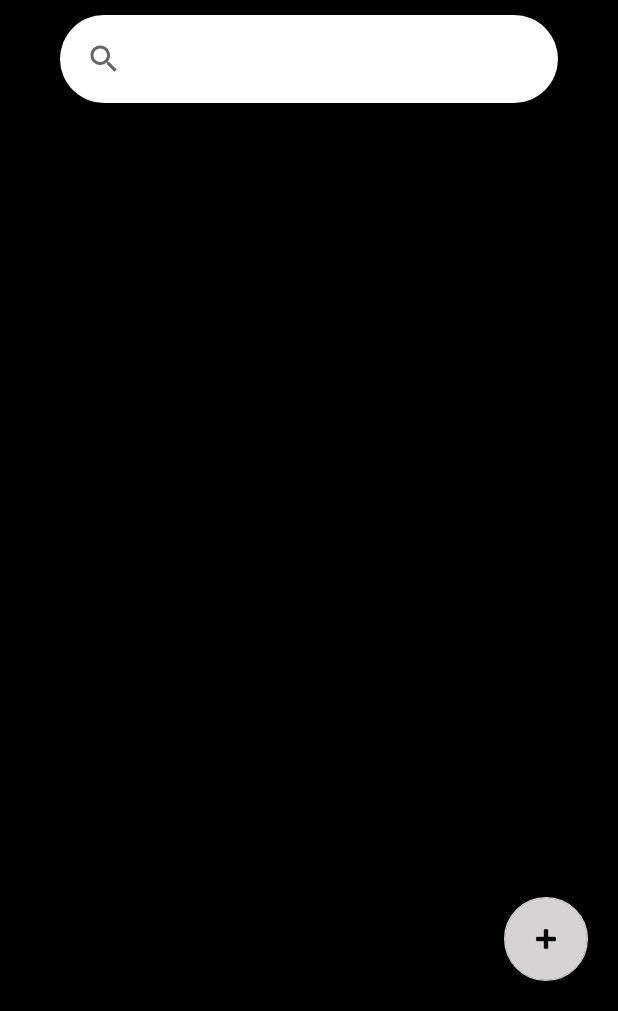
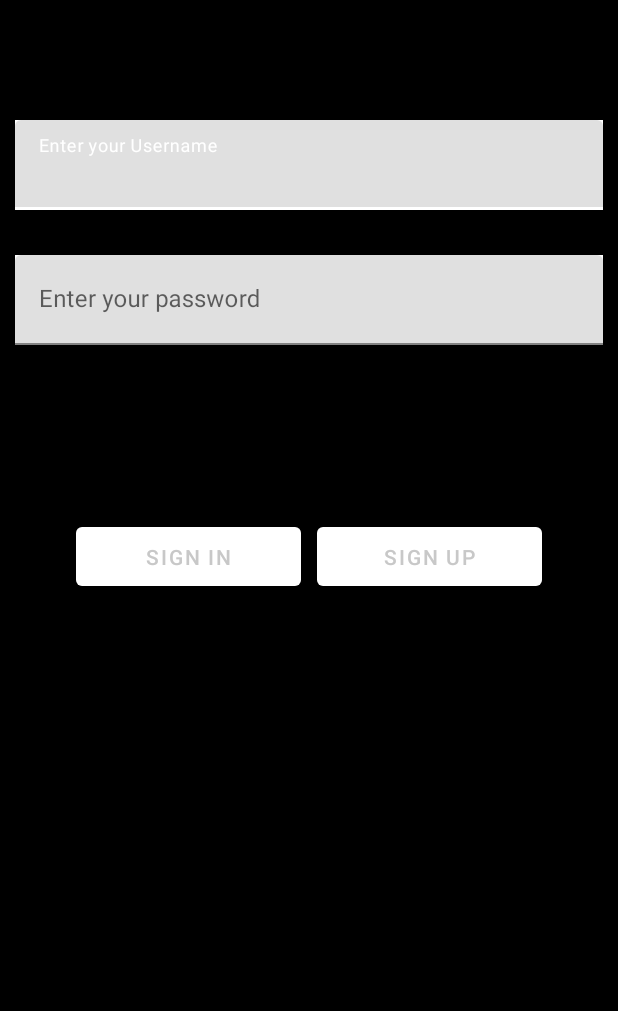
Before and after one commit to reyhanSchool/AutoGram, an Android app: the screen it shows after launch (MainActivity), on a phone screen of 412 x 824 dp, the part 225-1236 px from its top. Run offline under Robolectric (Android 15) with nearby library versions, the phone set to English and light mode, and no system bars.

Commit message:
Added a home page that will be for when the user logs into their account, modified the MainActivity class to be an access point and modified the database to account for user credentials.

```diff
--- a/app/src/main/java/com/example/autogram/MainActivity.java
+++ b/app/src/main/java/com/example/autogram/MainActivity.java
@@ -7,6 +7,7 @@ import android.graphics.Bitmap;
 import android.graphics.BitmapFactory;
 import android.os.Bundle;
 import android.view.View;
+import android.widget.Button;
 import android.widget.SearchView;
 import android.widget.TextView;
 
@@ -19,149 +20,31 @@ import com.google.android.material.floatingactionbutton.FloatingActionButton;
 import java.util.ArrayList;
 import java.util.List;
 
-public class MainActivity extends AppCompatActivity implements SearchView.OnQueryTextListener, PostAdapter.OnItemClickListener  {
-    private RecyclerView recyclerView;
-    private MyDatabaseHelper dbHelper;
-    private PostAdapter postAdapter;
-    private List<Note> notes;
+    //This page should act as a page where the user has to either sign in or sign up to get access to the app
+/*
+* if the user enters their credentials, it will be cross checked in the database
+*/
+public class MainActivity extends AppCompatActivity{
+    Button navigateToSignUpPage;
 
+
+    //This should be the page after the user has logged in
     @Override
     protected void onCreate(Bundle savedInstanceState) {
         super.onCreate(savedInstanceState);
         setContentView(R.layout.activity_main);
 
-        SearchView searchView = findViewById(R.id.searchView);
-        searchView.setOnQueryTextListener(this);
-
-        FloatingActionButton fab = findViewById(R.id.floatingActionButtonCreateNote);
-        fab.setOnClickListener(new View.OnClickListener() {
+        navigateToSignUpPage = findViewById(R.id.toSignUpPage);
+        navigateToSignUpPage.setOnClickListener(new View.OnClickListener() {
             @Override
-            public void onClick(View view) {
-                // Start the new activity
-                Intent intent = new Intent(MainActivity.this, create_note.class);
-                startActivity(intent);
+            public void onClick(View v) {
+                Intent userSignUp = new Intent(MainActivity.this, SignUpPage.class);
+                startActivity(userSignUp);
             }
         });
 
-        dbHelper = new MyDatabaseHelper(this);
-        recyclerView = findViewById(R.id.recyclerView);
-        recyclerView.setLayoutManager(new LinearLayoutManager(this));
-
-        // Read data from the database
-        notes = readNotesFromDatabase();
-        postAdapter = new PostAdapter(notes);
-        recyclerView.setAdapter(postAdapter);
-        postAdapter.setOnItemClickListener(this); // Set the click listener
 
 
-    }
-    @Override
-    public void onItemClick(int position) {
-        // Handle the item click here
-        Note clickedNote = notes.get(position);
-
-        // Start the new activity and pass the note data
-        Intent intent = new Intent(MainActivity.this, create_note.class);
-        intent.putExtra("key", clickedNote.getKey());
-        startActivity(intent);
-    }
-    public void renderNotes(List<Note> notes){
-        // Read data from the database
-        postAdapter = new PostAdapter(notes);
-        recyclerView.setAdapter(postAdapter);
-    }
-
-    @Override
-    public boolean onQueryTextSubmit(String query) {
-        // This method is called when the user submits the search query.
-        // You can implement your search logic here, if needed.
-        if (query.isEmpty()){
-            notes = readNotesFromDatabase();
-        }
-        notes = filterNotes(query);
-        renderNotes(notes);
-        return true;
-    }
-
-    @Override
-    public boolean onQueryTextChange(String newText) {
-        // This method is called when the text in the search view changes (e.g., as the user types).
-        if (newText.isEmpty()){
-            notes = readNotesFromDatabase();
-        }
-        notes = filterNotes(newText);
-        renderNotes(notes);
-        return true;
-    }
-
-    private List<Note> filterNotes(String searchText) {
-        List<Note> filteredNotes = new ArrayList<>();
-        for (Note note : notes) {
-            // You can customize the filtering criteria based on your requirements.
-            // Here, we check if the title contains the search text (case-insensitive).
-            if (note.getTitle().toLowerCase().contains(searchText.toLowerCase())) {
-                filteredNotes.add(note);
-            }
-        }
-        return filteredNotes;
-    }
-
-
-    private List<Note> readNotesFromDatabase() {
-        List<Note> notes = new ArrayList<>();
-
-        // Get a readable database
-        SQLiteDatabase db = dbHelper.getReadableDatabase();
-
-        // Specify the table name you want to check
-        String tableName = "post";
-
-        // Check if the table exists
-        Cursor cursor = db.rawQuery("SELECT name FROM sqlite_master WHERE type='table' AND name=?", new String[]{tableName});
-
-        if (cursor != null && cursor.moveToFirst()) {
-            // The table exists, proceed to read data
-            cursor.close();
-
-            // Query the database to retrieve notes
-            Cursor cursor2 = db.query(
-                    tableName, // The table to query
-                    new String[]{"id","title", "content", "image_data"}, // The columns to retrieve
-                    null, // The columns for the WHERE clause (null here means all rows)
-                    null, // The values for the WHERE clause
-                    null, // Don't group the rows
-                    null, // Don't filter by row groups
-                    null  // The sort order (null for default)
-            );
-
-            // Iterate through the cursor to retrieve notes
-            if (cursor2 != null) {
-                while (cursor2.moveToNext()) {
-                    String title = cursor2.getString(cursor2.getColumnIndexOrThrow("title"));
-                    String content = cursor2.getString(cursor2.getColumnIndexOrThrow("content"));
-                    byte[] imageData = cursor2.getBlob(cursor2.getColumnIndexOrThrow("image_data"));
-                    int key = cursor2.getInt(cursor2.getColumnIndexOrThrow("id"));
-
-                    // Convert the byte array to a Bitmap
-                    Bitmap imageBitmap = BitmapFactory.decodeByteArray(imageData, 0, imageData.length);
-
-                    // Create a Note object and add it to the list
-                    Note note = new Note(title, content, imageBitmap, key);
-                    notes.add(note);
-                }
-
-                cursor2.close();
-            }
-        }
-        if (notes.isEmpty()){
-            // Set the visibility of textView3
-            TextView textView3 = findViewById(R.id.textView3);
-            textView3.setVisibility(View.VISIBLE);
-        }
-
-        db.close();
-
-        return notes;
     }
 
 
--- a/app/src/main/res/layout/activity_main.xml
+++ b/app/src/main/res/layout/activity_main.xml
@@ -1,16 +1,12 @@
 <?xml version="1.0" encoding="utf-8"?>
-<androidx.constraintlayout.widget.ConstraintLayout
-    xmlns:android="http://schemas.android.com/apk/res/android"
+<FrameLayout xmlns:android="http://schemas.android.com/apk/res/android"
     xmlns:app="http://schemas.android.com/apk/res-auto"
     xmlns:tools="http://schemas.android.com/tools"
     android:layout_width="match_parent"
     android:layout_height="match_parent"
-    tools:context=".MainActivity">
+    tools:context=".MainActivity"
+    android:background="@color/black">
 
-    <FrameLayout
-        android:layout_width="match_parent"
-        android:layout_height="match_parent"
-        android:background="#000000">
 
         <LinearLayout
             android:layout_width="match_parent"
@@ -37,60 +33,72 @@
 
             <Space
                 android:layout_width="match_parent"
-                android:layout_height="10dp" />
+                android:layout_height="80dp" />
 
-            <SearchView
-                android:id="@+id/searchView"
-                android:layout_width="match_parent"
-                android:layout_height="wrap_content"
-                android:layout_marginLeft="30dp"
-                android:layout_marginRight="30dp"
-                android:background="@drawable/bg_white_rounded"
-                android:padding="5dp"
-                android:queryHint="Search Notes..."
-                android:submitBackground="@drawable/bg_white_rounded">
+                <com.google.android.material.textfield.TextInputLayout
+                    android:id="@+id/userLoginName"
+                    android:layout_width="match_parent"
+                    android:layout_height="60dp"
+                    android:background="@android:color/white">
 
-            </SearchView>
+                    <com.google.android.material.textfield.TextInputEditText
+                        android:id="@+id/usernameInput"
+                        android:layout_width="match_parent"
+                        android:layout_height="match_parent"
+                        android:hint="Enter your Username" />
+
+                </com.google.android.material.textfield.TextInputLayout>
 
             <Space
                 android:layout_width="match_parent"
-                android:layout_height="10dp" />
+                android:layout_height="30dp" />
 
-            <FrameLayout
-                android:layout_width="match_parent"
-                android:layout_height="0dp"
-                android:layout_weight="1">
+                <com.google.android.material.textfield.TextInputLayout
+                    android:id="@+id/userPassword"
+                    android:layout_width="match_parent"
+                    android:layout_height="60dp"
+                    android:background="@android:color/white">
 
-                <com.google.android.material.floatingactionbutton.FloatingActionButton
-                    android:id="@+id/floatingActionButtonCreateNote"
-                    android:layout_width="wrap_content"
+                    <com.google.android.material.textfield.TextInputEditText
+                        android:id="@+id/passwordInput"
+                        android:layout_width="match_parent"
+                        android:layout_height="match_parent"
+                        android:hint="Enter your password"
+                        tools:ignore="DuplicateClickableBoundsCheck" />
+
+                </com.google.android.material.textfield.TextInputLayout>
+
+            <GridLayout
+                android:layout_width="wrap_content"
+                android:layout_height="wrap_content"
+                android:layout_gravity="center"
+                android:layout_marginTop="100dp"
+                android:padding="10dp"
+                android:columnCount="2">
+
+                <Button
+                    android:layout_width="150dp"
                     android:layout_height="wrap_content"
-                    android:layout_gravity="bottom|right"
-                    android:layout_margin="10dp"
-                    android:clickable="true"
-                    android:src="@android:drawable/ic_input_add" />
+                    android:id="@+id/signInButton"
+                    android:text="Sign In"
+                    android:onClick="this"
+                    tools:ignore="onClick"
+                    android:padding="10dp"
+                    android:layout_margin="5dp"
+                    />
+                <Button
+                    android:layout_width="150dp"
+                    android:layout_height="wrap_content"
+                    android:text="Sign Up"
+                    android:id="@+id/toSignUpPage"
+                    android:padding="10dp"
+                    android:layout_margin="5dp"
+                    android:onClick="this"
+                    tools:ignore="onClick"
+                    />
+            </GridLayout>
 
-                <TextView
-                    android:id="@+id/textView3"
-                    android:layout_width="wrap_content"
-                    android:layout_height="wrap_content"
-                    android:layout_gravity="center"
-                    android:text="No notes to show."
-                    android:textSize="24sp"
-                    android:visibility="gone"
-                    app:layout_constraintBottom_toBottomOf="parent"
-                    app:layout_constraintEnd_toEndOf="parent"
-                    app:layout_constraintStart_toStartOf="parent"
-                    app:layout_constraintTop_toTopOf="parent" />
-
-                <androidx.recyclerview.widget.RecyclerView
-                    android:id="@+id/recyclerView"
-                    android:layout_width="match_parent"
-                    android:layout_height="match_parent"
-                    android:layout_margin="10dp" />
-            </FrameLayout>
 
         </LinearLayout>
-    </FrameLayout>
 
-</androidx.constraintlayout.widget.ConstraintLayout>
+</FrameLayout>
```
Also changed, not shown: app/src/main/AndroidManifest.xml (+6 -3 lines), app/src/main/java/com/example/autogram/HomePage.java (added, +169 -0 lines), app/src/main/java/com/example/autogram/MyDatabaseHelper.java (+12 -0 lines), app/src/main/res/layout/activity_home_page.xml (added, +96 -0 lines).
